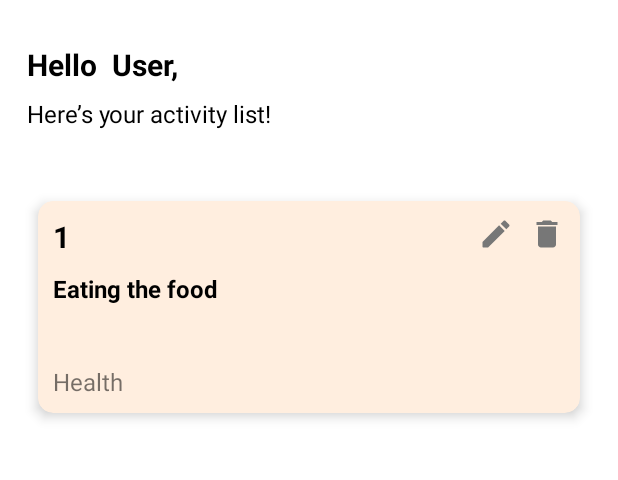
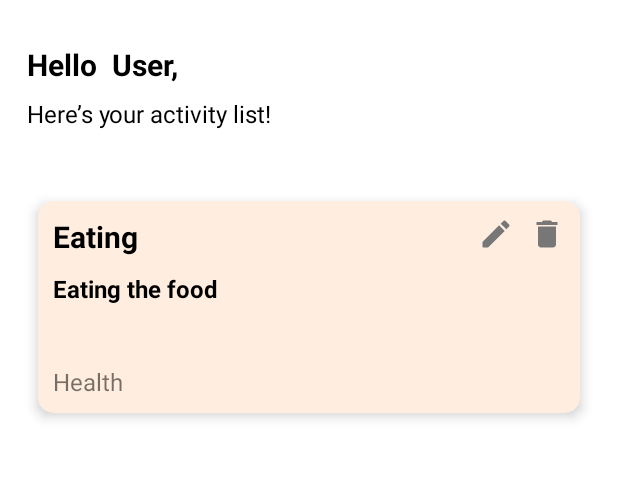
Before and after one commit to Dwikaputra11/NoticeMe, an Android app: the HomeFragment screen opened through its navigation route, on a phone screen of 412 x 824 dp, the part 64-544 px from its top. Run offline under Robolectric (Android 15) with nearby library versions, the phone set to English and light mode, and no system bars; our stand-ins replace Room's generated code; Roboto replaces fonts that are not available here; 1 statement that could not run was skipped.

```diff
--- a/app/src/main/java/com/example/noticeme/MainActivity.kt
+++ b/app/src/main/java/com/example/noticeme/MainActivity.kt
@@ -2,10 +2,17 @@ package com.example.noticeme
 
 import androidx.appcompat.app.AppCompatActivity
 import android.os.Bundle
+import com.example.noticeme.databinding.ActivityMainBinding
 
 class MainActivity : AppCompatActivity() {
+    private lateinit var binding: ActivityMainBinding
     override fun onCreate(savedInstanceState: Bundle?) {
         super.onCreate(savedInstanceState)
-        setContentView(R.layout.activity_main)
+        binding = ActivityMainBinding.inflate(layoutInflater)
+        setContentView(binding.root)
+        setSupportActionBar(binding.toolbar)
+        // show back button on toolbar
+        supportActionBar?.setDisplayHomeAsUpEnabled(false)
+        supportActionBar?.setDisplayShowHomeEnabled(false)
     }
 }
--- a/app/src/main/java/com/example/noticeme/adapter/NoteItemAdapter.kt
+++ b/app/src/main/java/com/example/noticeme/adapter/NoteItemAdapter.kt
@@ -4,15 +4,12 @@ import android.content.Context
 import android.util.Log
 import android.view.LayoutInflater
 import android.view.ViewGroup
-import androidx.appcompat.app.AppCompatActivity
 import androidx.recyclerview.widget.AsyncListDiffer
 import androidx.recyclerview.widget.DiffUtil
 import androidx.recyclerview.widget.RecyclerView
+import com.example.noticeme.databinding.NoteItemBinding
+import com.example.noticeme.dummy.QueryMenu
 import com.example.noticeme.model.Note
-import com.example.noticeme.databinding.NoteItemBinding
-import com.example.noticeme.dummy.DummyData
-import com.example.noticeme.dummy.QueryMenu
-import com.example.noticeme.ui.BottomSheetNoteFragment
 
 class NoteItemAdapter(): RecyclerView.Adapter<NoteItemAdapter.ViewHolder>() {
 
@@ -58,7 +55,7 @@ class NoteItemAdapter(): RecyclerView.Adapter<NoteItemAdapter.ViewHolder>() {
 
     override fun onBindViewHolder(holder: ViewHolder, position: Int) {
         Log.d("Adapter", "onBindViewHolder: $position updated")
-        holder.binding.tvNoteTitle.text = differ.currentList[position].id.toString()
+        holder.binding.tvNoteTitle.text = differ.currentList[position].title
         holder.binding.tvNoteDesc.text = differ.currentList[position].desc
         holder.binding.tvNoteCategory.text = differ.currentList[position].category
 //        holder.binding.ivNoteEdit.setOnClickListener {
--- a/app/src/main/java/com/example/noticeme/ui/BottomSheetNoteFragment.kt
+++ b/app/src/main/java/com/example/noticeme/ui/BottomSheetNoteFragment.kt
@@ -1,17 +1,13 @@
 package com.example.noticeme.ui
 
 import android.os.Bundle
-import android.text.Editable
 import android.util.Log
-import androidx.fragment.app.Fragment
 import android.view.LayoutInflater
 import android.view.View
 import android.view.ViewGroup
 import android.widget.RadioButton
 import android.widget.Toast
 import androidx.lifecycle.ViewModelProvider
-import androidx.navigation.Navigation
-import com.example.noticeme.R
 import com.example.noticeme.databinding.FragmentBottomSheetAddNoteBinding
 import com.example.noticeme.dummy.QueryMenu
 import com.example.noticeme.model.Note
@@ -42,7 +38,7 @@ class BottomSheetNoteFragment(private var menu: QueryMenu,private var updateNote
             when(menu){
                 QueryMenu.ADD -> addNote()
                 QueryMenu.EDIT -> editNote()
-                else -> null
+                else -> {}
             }
         }
     }
--- a/app/src/main/java/com/example/noticeme/ui/HomeFragment.kt
+++ b/app/src/main/java/com/example/noticeme/ui/HomeFragment.kt
@@ -73,7 +73,7 @@ class HomeFragment : Fragment(), MenuProvider {
                 when(menu){
                     QueryMenu.EDIT-> showBottomSheet(QueryMenu.EDIT, note)
                     QueryMenu.DELETE-> deleteItem(note)
-                    else -> null
+                    else -> {}
                 }
             }
         })
@@ -103,10 +103,12 @@ class HomeFragment : Fragment(), MenuProvider {
     }
 
     override fun onCreateMenu(menu: Menu, menuInflater: MenuInflater) {
+        Log.d("Home Fragment", "onCreateMenu: Started")
         menuInflater.inflate(R.menu.menu,menu)
     }
 
     override fun onMenuItemSelected(menuItem: MenuItem): Boolean {
+        Log.d("Menu Item", "onMenuItemSelected: Started")
         return when(menuItem.itemId) {
             R.id.logout -> {
                 Log.d("Menu Item", "onMenuItemSelected: Logout Clicked")
--- a/app/src/main/java/com/example/noticeme/ui/RegisterFragment.kt
+++ b/app/src/main/java/com/example/noticeme/ui/RegisterFragment.kt
@@ -45,6 +45,9 @@ class RegisterFragment : Fragment() {
         val usernameExist = sharedPref.getString(SharedPref.username,"")
         if (password == confirmPassword){
             if(username != usernameExist){
+                val edit = sharedPref.edit()
+                edit.clear()
+                edit.apply()
                 addToSharedPref(username, password, fullName)
                 toastMessage("Horay! Welcome to the club!")
                 Navigation.findNavController(binding.root).navigate(R.id.action_registerFragment_to_homeFragment)
--- /dev/null
+++ b/app/src/main/res/drawable/show_password_state.xml
@@ -0,0 +1,5 @@
+<?xml version="1.0" encoding="utf-8"?>
+<selector xmlns:android="http://schemas.android.com/apk/res/android">
+    <item android:drawable="@drawable/ic_round_visibility_24" android:state_checked="true"/>
+    <item android:drawable="@drawable/ic_round_visibility_off_24"/>
+</selector>
--- a/app/src/main/res/layout/activity_main.xml
+++ b/app/src/main/res/layout/activity_main.xml
@@ -5,6 +5,68 @@
     android:layout_width="match_parent"
     android:layout_height="match_parent"
     tools:context=".MainActivity">
+
+<!--    <com.google.android.material.appbar.AppBarLayout-->
+<!--        android:id="@+id/appBarLayout"-->
+<!--        android:layout_width="match_parent"-->
+<!--        android:layout_height="wrap_content"-->
+<!--        app:elevation="0dp"-->
+<!--        app:layout_constraintEnd_toEndOf="parent"-->
+<!--        app:layout_constraintStart_toStartOf="parent"-->
+<!--        app:layout_constraintTop_toTopOf="parent">-->
+
+<!--        <include android:id="@+id/toolbar" layout="@layout/toolbar" />-->
+<!--    </com.google.android.material.appbar.AppBarLayout>-->
+    <androidx.appcompat.widget.Toolbar
+        android:id="@+id/toolbar"
+        android:layout_width="match_parent"
+        android:layout_height="?attr/actionBarSize"
+        android:background="@color/white"
+        android:elevation="0dp"
+        android:minHeight="?attr/actionBarSize"
+        app:layout_constraintEnd_toEndOf="parent"
+        app:layout_constraintStart_toStartOf="parent"
+        app:layout_constraintTop_toTopOf="parent"
+        app:menu="@menu/menu"
+        app:popupTheme="@style/ThemeOverlay.AppCompat.Light">
+
+        <RelativeLayout
+            android:layout_width="match_parent"
+            android:layout_height="wrap_content">
+
+            <androidx.cardview.widget.CardView
+                android:id="@+id/cardView"
+                android:layout_width="30dp"
+                android:layout_height="30dp"
+                android:layout_centerVertical="true"
+                app:cardCornerRadius="8dp"
+                app:cardElevation="0dp"
+                app:layout_constraintBottom_toBottomOf="parent"
+                app:layout_constraintEnd_toEndOf="parent"
+                app:layout_constraintStart_toStartOf="parent"
+                app:layout_constraintTop_toTopOf="parent">
+
+                <ImageView
+                    android:id="@+id/imageView"
+                    android:layout_width="match_parent"
+                    android:layout_height="match_parent"
+                    android:src="@drawable/logo" />
+            </androidx.cardview.widget.CardView>
+
+            <TextView
+                android:id="@+id/tvToolbarTitle"
+                android:layout_width="wrap_content"
+                android:layout_height="wrap_content"
+                android:layout_centerVertical="true"
+                android:layout_toEndOf="@id/cardView"
+                android:paddingStart="10dp"
+                android:text="Notice Me"
+                android:textColor="#8CCFFF"
+                android:textSize="20sp"
+                android:textStyle="bold" />
+        </RelativeLayout>
+
+    </androidx.appcompat.widget.Toolbar>
 
     <androidx.fragment.app.FragmentContainerView
         android:id="@+id/frContainer"
--- a/app/src/main/res/layout/fragment_home.xml
+++ b/app/src/main/res/layout/fragment_home.xml
@@ -6,25 +6,13 @@
     android:layout_height="match_parent"
     tools:context=".ui.HomeFragment">
 
-    <com.google.android.material.appbar.AppBarLayout
-        android:id="@+id/appBarLayout"
-        android:layout_width="match_parent"
-        android:layout_height="wrap_content"
-        app:elevation="0dp"
-        app:layout_constraintEnd_toEndOf="parent"
-        app:layout_constraintStart_toStartOf="parent"
-        app:layout_constraintTop_toTopOf="parent">
-
-        <include android:id="@+id/toolbar" layout="@layout/toolbar" />
-    </com.google.android.material.appbar.AppBarLayout>
-
     <ScrollView
         android:id="@+id/scrollView"
         android:layout_width="match_parent"
         android:layout_height="match_parent"
         android:layout_marginTop="?attr/actionBarSize"
         app:layout_constraintStart_toStartOf="parent"
-        app:layout_constraintTop_toBottomOf="@+id/appBarLayout">
+        app:layout_constraintTop_toBottomOf="parent">
 
         <androidx.constraintlayout.widget.ConstraintLayout
             android:id="@+id/constraintLayout"
--- a/app/src/main/res/values/colors.xml
+++ b/app/src/main/res/values/colors.xml
@@ -10,6 +10,6 @@
     <color name="blue_light">#FFD1ECFF</color>
     <color name="blue_dark">#FFC1E0F6</color>
     <color name="button_color">#FF00B2FF</color>
-    <color name="unselected">#eee</color>
+    <color name="unselected">#CFCFCF</color>
     <color name="selected">#737373</color>
 </resources>
```
Also changed, not shown: app/src/main/res/layout/fragment_register.xml (+44 -28 lines).
